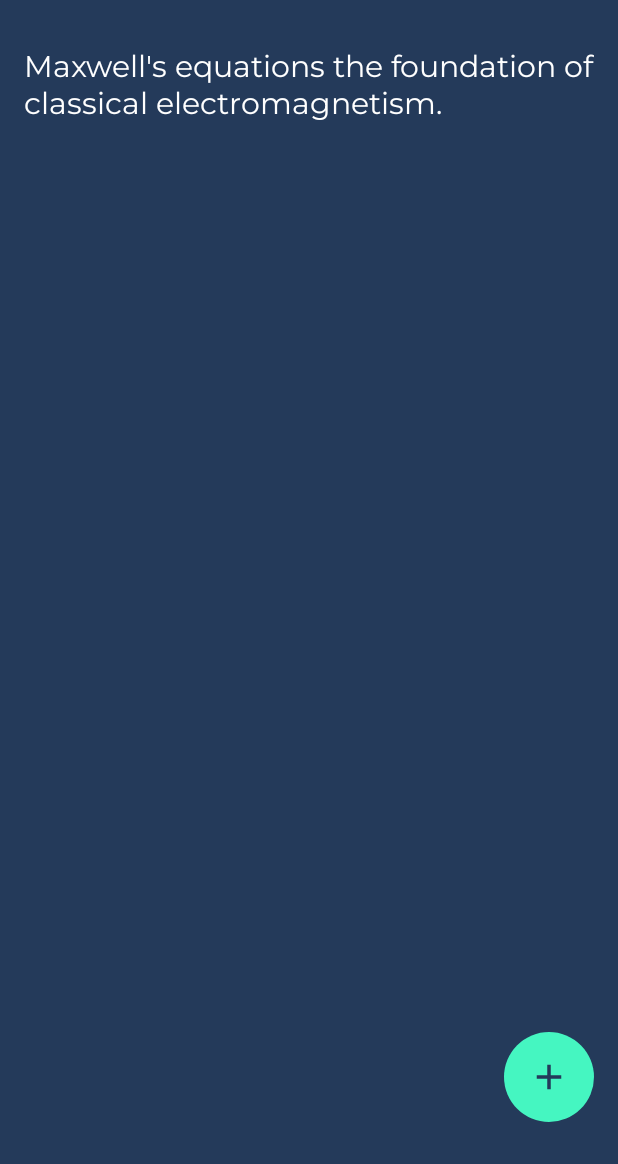
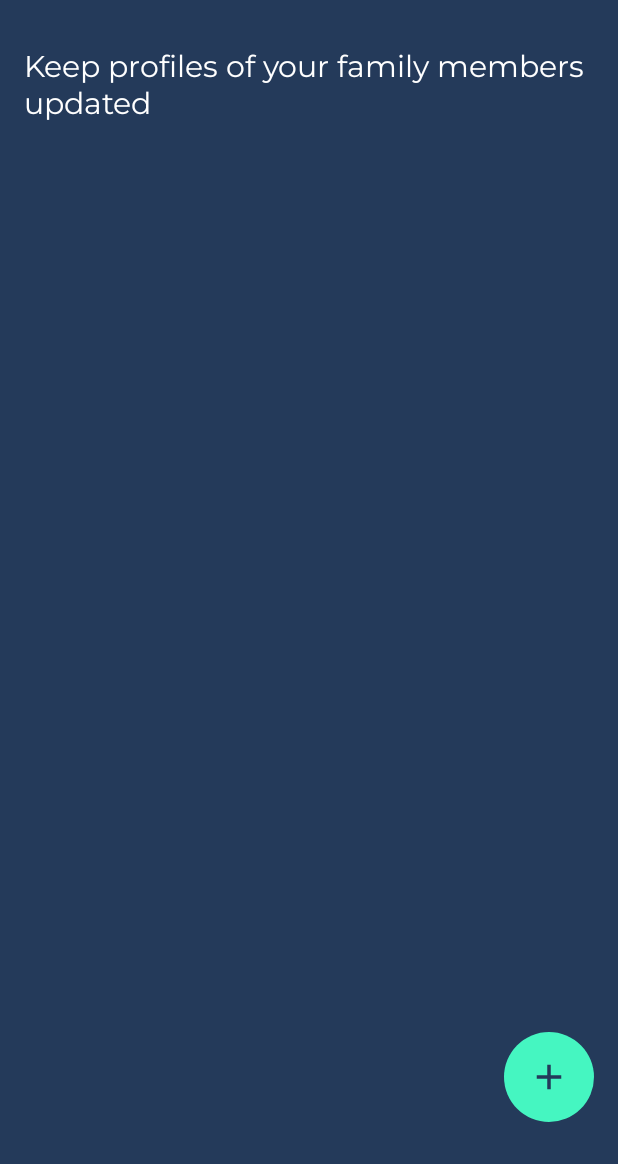
Before and after one commit to ANASDAVOODTK/Community-Support-System, an Android app: the ProfileActivity screen opened directly, with no data from a screen before it, on a phone screen of 412 x 824 dp, the part 72-1236 px from its top. Run offline under Robolectric (Android 15) with nearby library versions, the phone set to English and light mode, and no system bars; our stand-ins replace Firebase (no records; nobody signed in at launch, a user with empty details on screens opened directly).

Commit message:
Maxwells

```diff
--- a/app/src/main/res/layout/activity_profile.xml
+++ b/app/src/main/res/layout/activity_profile.xml
@@ -55,7 +55,7 @@
         android:textFontWeight="400"
         android:textColor="@color/white"
 
-        android:text="Maxwell's equations the foundation of classical electromagnetism."
+        android:text="Keep profiles of your family members updated"
         app:layout_constraintEnd_toEndOf="parent"
         app:layout_constraintStart_toStartOf="parent"
         app:layout_constraintTop_toBottomOf="@+id/txtlogin" />
```
